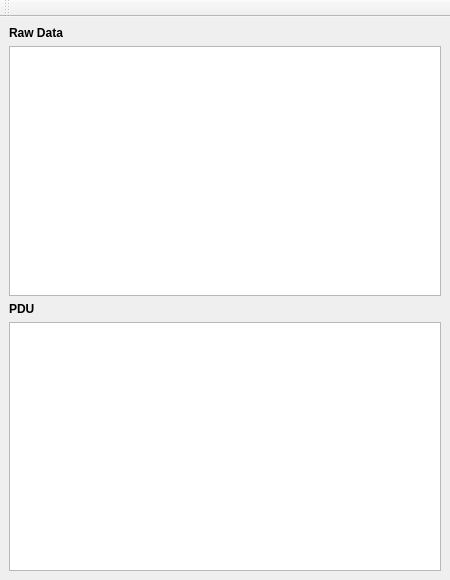
First picture: the form in ui/busmonitor.ui, repository KunYi/pymodslave, before the edit.
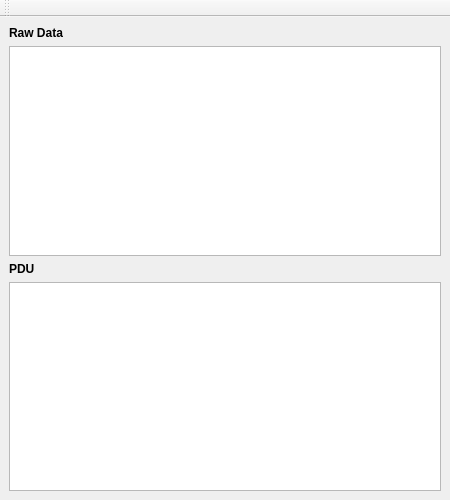
Second picture: the form after the edit. Icons and pictures are not drawn.

The edit to the form file:
```diff
--- a/ui/busmonitor.ui
+++ b/ui/busmonitor.ui
@@ -10,13 +10,13 @@
     <x>0</x>
     <y>0</y>
     <width>450</width>
-    <height>580</height>
+    <height>500</height>
    </rect>
   </property>
   <property name="minimumSize">
    <size>
     <width>450</width>
-    <height>580</height>
+    <height>500</height>
    </size>
   </property>
   <property name="maximumSize">
@@ -47,8 +47,6 @@
    </property>
    <layout class="QVBoxLayout" name="verticalLayout">
     <item>
-     <layout class="QVBoxLayout" name="verticalLayout_2">
-      <item>
        <widget class="QLabel" name="lblRawData">
         <property name="font">
          <font>
@@ -113,8 +111,6 @@
          <bool>true</bool>
         </property>
        </widget>
-      </item>
-     </layout>
     </item>
    </layout>
   </widget>
```
Lines whose indentation alone changed are shown as unchanged.
